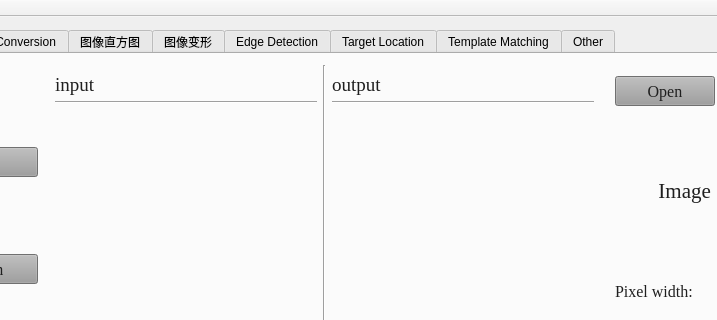
Qt form Hi_Opencv/Hi_Opencv/Hi_Opencv.ui (weifenglin/opencv) before a commit; both pictures show x 125 to 842 and y 0 to 320 of the 989 by 626 pixel window.
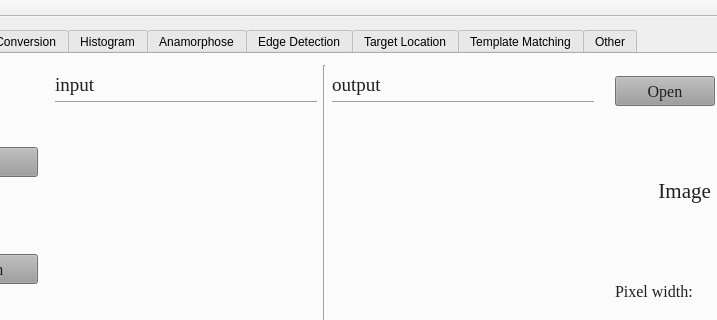
The same form after that commit. The open tabs and pages were chosen to show the change. Icons and pictures are not drawn.

Patch:
```diff
--- a/Hi_Opencv/Hi_Opencv/Hi_Opencv.ui
+++ b/Hi_Opencv/Hi_Opencv/Hi_Opencv.ui
@@ -1422,7 +1422,7 @@
       </widget>
       <widget class="QWidget" name="tab_8">
        <attribute name="title">
-        <string>图像直方图</string>
+        <string>Histogram</string>
        </attribute>
        <layout class="QHBoxLayout" name="horizontalLayout_16">
         <item>
@@ -1674,7 +1674,7 @@
       </widget>
       <widget class="QWidget" name="tab_4">
        <attribute name="title">
-        <string>图像变形</string>
+        <string>Anamorphose</string>
        </attribute>
        <layout class="QHBoxLayout" name="horizontalLayout_17">
         <item>
```
Left out of the diff: 60 changed lines with no effect on the pictures.
